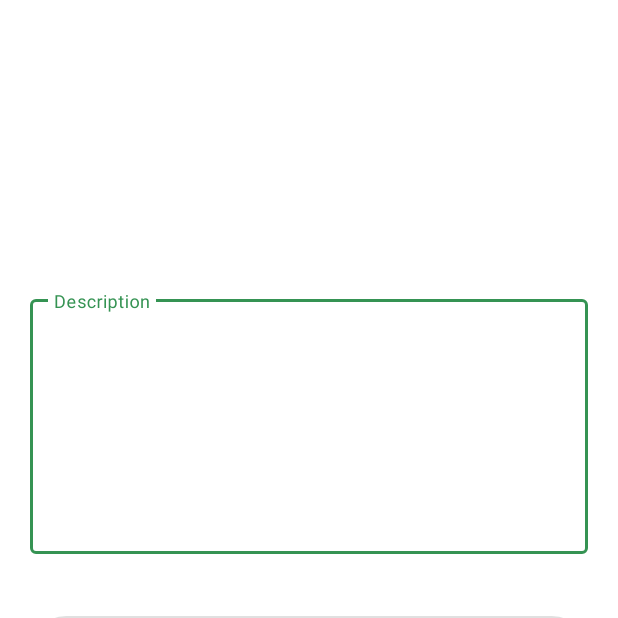
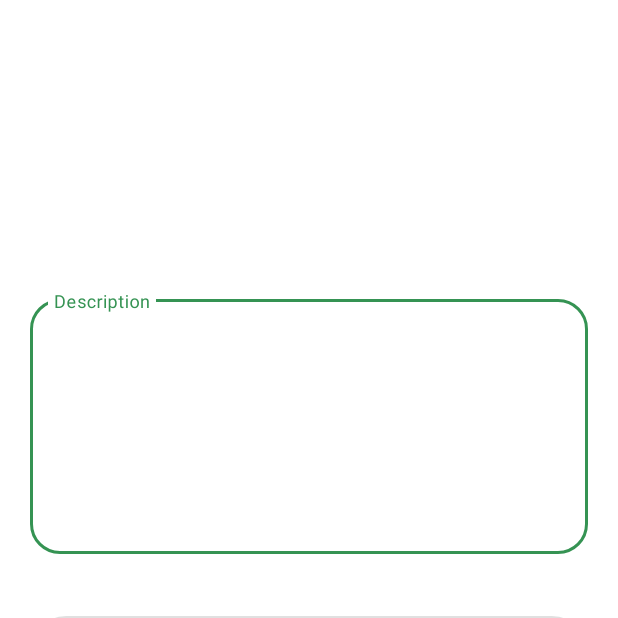
Before and after one commit to Keyboard-Spartans/i-mood-meter, an Android app: the RecordMoodAddComment screen opened directly, with no data from a screen before it, on a phone screen of 412 x 824 dp, the top half of it. Run offline under Robolectric (Android 15) with nearby library versions, the phone set to English and light mode, and no system bars.

Commit message:
rounded corners on edittext, empty edittext handler

```diff
--- a/app/src/main/java/com/example/imoodmeter/RecordMoodAddComment.java
+++ b/app/src/main/java/com/example/imoodmeter/RecordMoodAddComment.java
@@ -63,6 +63,9 @@ public class RecordMoodAddComment extends AppCompatActivity implements View.OnCl
         if (saveComment) {
             TextInputEditText moodDescriptionEdit = findViewById(R.id.mood_description_edit);
             String moodDesc = moodDescriptionEdit.getText().toString();
+            if (moodDesc.isEmpty()) {
+                moodDesc = "No Description";
+            }
 
             moodToAdd = new MoodModel((int) moodVal, moodDesc, timeStamp);
         } else{
--- a/app/src/main/java/com/example/imoodmeter/RecordMoodMainFragment.java
+++ b/app/src/main/java/com/example/imoodmeter/RecordMoodMainFragment.java
@@ -1,6 +1,9 @@
 package com.example.imoodmeter;
 
+import android.app.TaskStackBuilder;
 import android.content.Intent;
+import android.content.res.ColorStateList;
+import android.graphics.Color;
 import android.os.Bundle;
 import android.util.Log;
 import android.view.View;
--- a/app/src/main/res/layout/record_mood_add_comment.xml
+++ b/app/src/main/res/layout/record_mood_add_comment.xml
@@ -25,6 +25,11 @@
             android:layout_height="wrap_content"
             android:hint="Description"
             style="@style/Widget.MaterialComponents.TextInputLayout.OutlinedBox"
+
+            app:boxCornerRadiusTopStart="20dp"
+            app:boxCornerRadiusTopEnd="20dp"
+            app:boxCornerRadiusBottomStart="20dp"
+            app:boxCornerRadiusBottomEnd="20dp"
             >
 
             <com.google.android.material.textfield.TextInputEditText
@@ -36,16 +41,6 @@
                 />
 
         </com.google.android.material.textfield.TextInputLayout>
-        <!--
-        <com.google.android.material.textfield.TextInputEditText
-            android:id="@+id/mood_description_edit"
-            android:layout_marginTop="40dp"
-            android:layout_width="match_parent"
-            android:layout_height="170dp"
-            android:inputType="text"
-            android:textColor="#70000000"
-            android:gravity="top"/>
-         -->
 
         <Button
             android:id="@+id/skip_comment"
```
